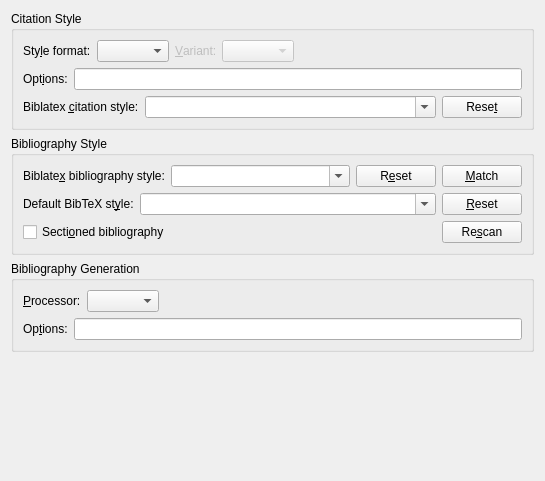
Before: the Qt Designer form src/frontends/qt4/ui/BiblioUi.ui in cburschka/lyx, drawn with Qt 5.
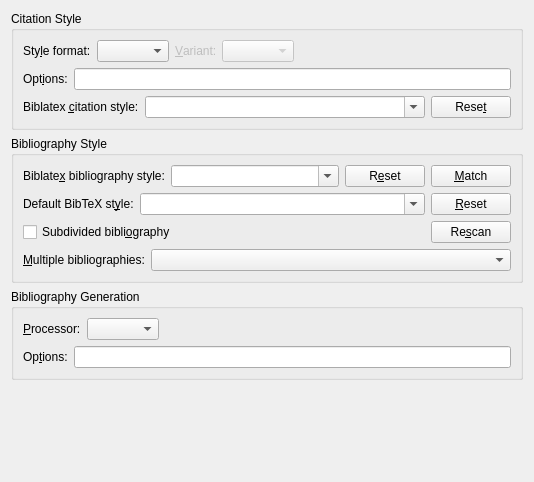
After: the same form once the commit is applied.

Commit message:
Support for multiple bibliographies
Using refsection=unit in biblatex, or bibtopic's btUnit environments
in BibTeX.

File format change.

```diff
--- a/src/frontends/qt4/ui/BiblioUi.ui
+++ b/src/frontends/qt4/ui/BiblioUi.ui
@@ -6,8 +6,8 @@
    <rect>
     <x>0</x>
     <y>0</y>
-    <width>545</width>
-    <height>481</height>
+    <width>534</width>
+    <height>482</height>
    </rect>
   </property>
   <property name="windowTitle">
@@ -305,7 +305,7 @@
            <string>Select this if you want to split your bibliography into sections</string>
           </property>
           <property name="text">
-           <string>Secti&amp;oned bibliography</string>
+           <string>Subdivided bibli&amp;ography</string>
           </property>
          </widget>
         </item>
@@ -334,6 +334,33 @@
         </item>
        </layout>
       </item>
+      <item row="3" column="0">
+       <layout class="QHBoxLayout" name="horizontalLayout_8">
+        <item>
+         <widget class="QLabel" name="bibunitsLA">
+          <property name="text">
+           <string>&amp;Multiple bibliographies:</string>
+          </property>
+          <property name="buddy">
+           <cstring>bibunitsCO</cstring>
+          </property>
+         </widget>
+        </item>
+        <item>
+         <widget class="QComboBox" name="bibunitsCO">
+          <property name="sizePolicy">
+           <sizepolicy hsizetype="MinimumExpanding" vsizetype="Fixed">
+            <horstretch>0</horstretch>
+            <verstretch>0</verstretch>
+           </sizepolicy>
+          </property>
+          <property name="toolTip">
+           <string>Generate a bibliography per defined unit.</string>
+          </property>
+         </widget>
+        </item>
+       </layout>
+      </item>
      </layout>
     </widget>
    </item>
```
The commit also changes 13 other files.
